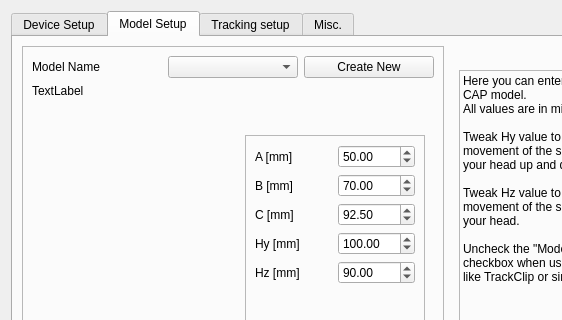
Old version of the form branches/michal/src/qt_gui/ltr.ui in the repository uglyDwarf/linuxtrack; both pictures show x 0 to 562 and y 0 to 320 of the 763 by 627 pixel window.
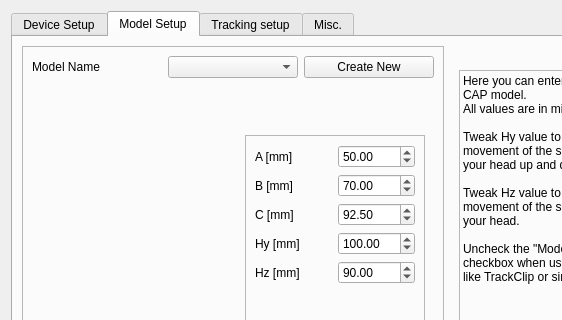
New version of the form. The open tabs and pages were chosen to show the change. Icons and pictures are not drawn.

Commit message: Fixed most of the warnings. Added some tests for list, prefs and utils. Added -Wextra to the debug config. Blanked label in the pose pane of GUI when no model is active.

```diff
--- a/branches/michal/src/qt_gui/ltr.ui
+++ b/branches/michal/src/qt_gui/ltr.ui
@@ -648,7 +648,7 @@
        <item>
         <layout class="QHBoxLayout" name="horizontalLayout_4">
          <item>
-          <widget class="QFrame" name="frame">
+          <widget class="QFrame" name="frame000">
            <property name="frameShape">
             <enum>QFrame::StyledPanel</enum>
            </property>
@@ -677,7 +677,7 @@
             <item>
              <widget class="QLabel" name="ModelTypeLabel">
               <property name="text">
-               <string>TextLabel</string>
+               <string/>
               </property>
              </widget>
             </item>
```
Left out of the diff: 2 changed lines with no effect on the pictures. The commit also changes 30 other files.
